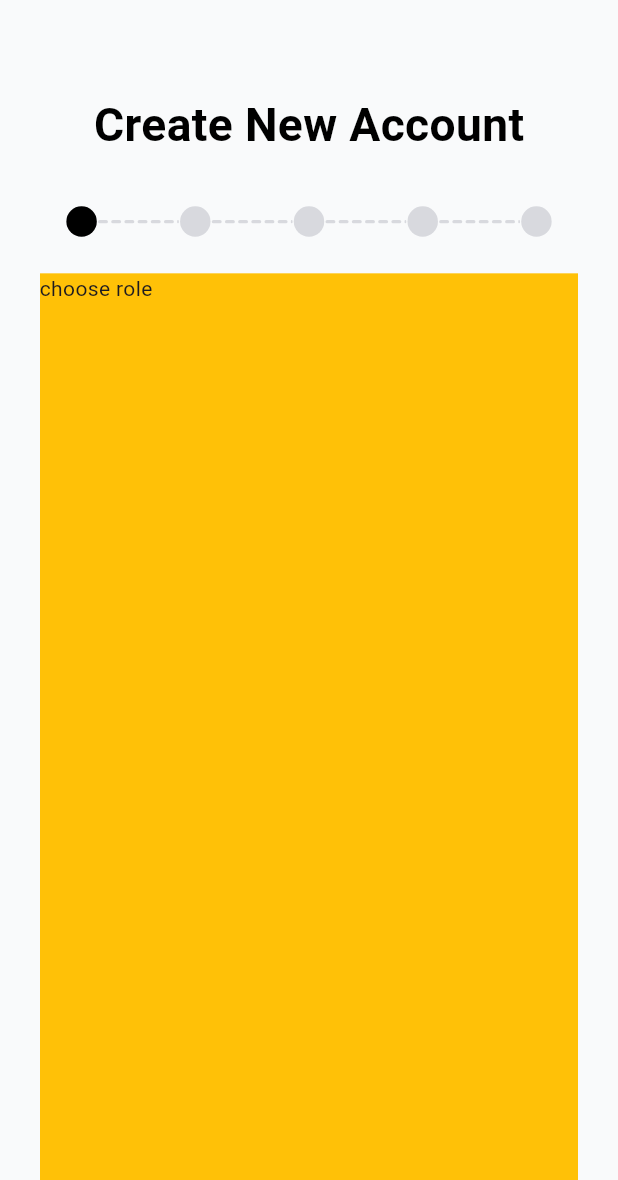
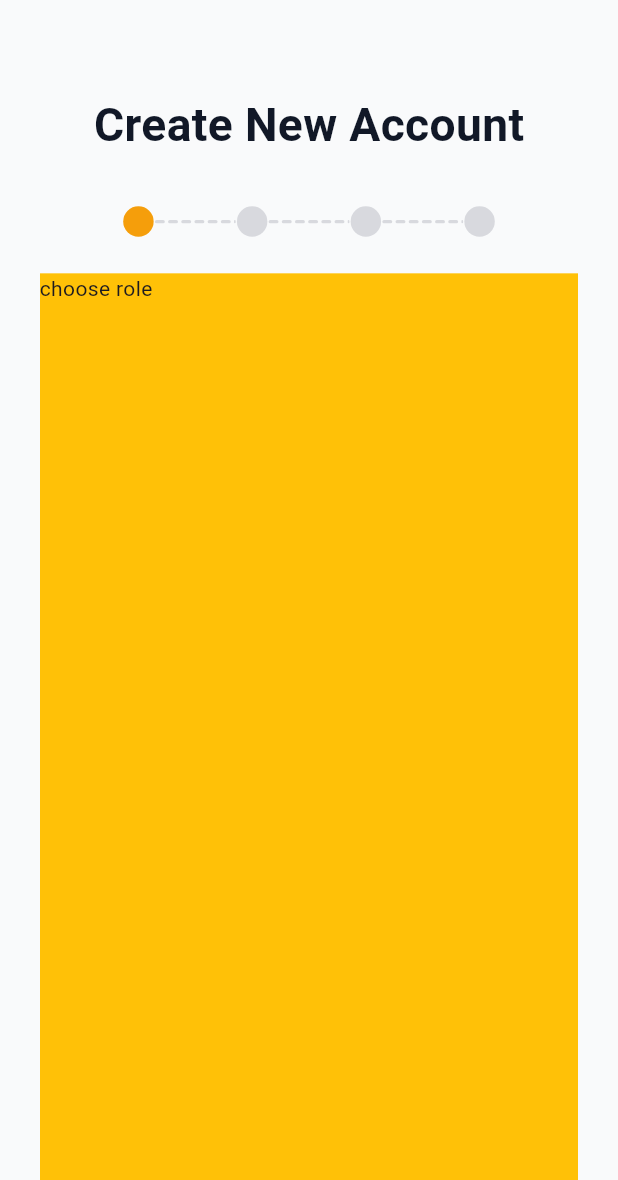
Before and after one commit to 3oraby/san3a_app, a Flutter app: the CreateNewAccountScreen screen opened by its route, on a phone screen of 412 x 824 dp, the part 56-1236 px from its top. Run offline on Flutter 3.47's test engine with Material 3 defaults, Android fonts, the phone set to English and light mode, and no system bars; our stand-ins replace connectivity_plus, cookie_jar, dartz, device_preview, dio, dio_cookie_manager and 9 more; accounts and stored records are empty; Roboto replaces fonts that are missing (Cairo); project files that could hold a hidden picture were left out.

Commit message:
edit colors for custom step indicator

```diff
--- a/lib/core/utils/app_dark_colors.dart
+++ b/lib/core/utils/app_dark_colors.dart
@@ -35,8 +35,11 @@ class AppDarkColors {
     0xFF2C2C2C,
   ).withValues(alpha: 0.5);
 
+  // indicator colors
+  static const Color activeIndicatorColor = Color(0xFFFBBF24);
+  static const Color inActiveIndicatorColor = Color(0xFF9CA3AF);
+
   static const Color selectedColor = Color(0xFF343A47);
-  static const Color inActiveIndicatorColor = Color(0xFF4B5563);
   static const Color dropDownIconColor = Color(0xFF9CA3AF);
 
   static Color dividerColor = const Color(0xFF374151).withValues(alpha: 0.3);
--- a/lib/core/utils/app_light_colors.dart
+++ b/lib/core/utils/app_light_colors.dart
@@ -34,8 +34,11 @@ class AppLightColors {
     0xFFD9D9D9,
   ).withValues(alpha: 0.5);
 
+  // indicator colors
+  static const Color activeIndicatorColor = Color(0xFFF59E0B);
+  static const Color inActiveIndicatorColor = Color(0xFFD8D9DE);
+
   static const Color selectedColor = Color(0xFF343A47);
-  static const Color inActiveIndicatorColor = Color(0xFFD8D9DE);
   static const Color dropDownIconColor = Color(0xFF6B7280);
   static Color dividerColor = const Color(0xFFE5E7EB).withValues(alpha: 0.3);
   static const Color errorColor = Color(0xFFEF4444);
--- a/lib/core/widgets/custom_step_indicator.dart
+++ b/lib/core/widgets/custom_step_indicator.dart
@@ -1,11 +1,13 @@
 import 'package:flutter/material.dart';
 import 'package:flutter_screenutil/flutter_screenutil.dart';
+import 'package:san3a_app/core/utils/app_dark_colors.dart';
+import 'package:san3a_app/core/utils/app_light_colors.dart';
 
 class CustomStepIndicator extends StatelessWidget {
   final int count;
   final int currentIndex;
-  final Color activeColor;
-  final Color inactiveColor;
+  final Color? activeColor;
+  final Color? inactiveColor;
   final double dotSize;
   final double lineLength;
   final double lineWidth;
@@ -16,8 +18,8 @@ class CustomStepIndicator extends StatelessWidget {
     super.key,
     required this.count,
     required this.currentIndex,
-    required this.activeColor,
-    required this.inactiveColor,
+    this.activeColor,
+    this.inactiveColor,
     this.dotSize = 20,
     this.lineLength = 49,
     this.lineWidth = 2,
@@ -27,6 +29,18 @@ class CustomStepIndicator extends StatelessWidget {
 
   @override
   Widget build(BuildContext context) {
+    Color activeColor =
+        this.activeColor ??
+        (Theme.of(context).brightness == Brightness.light
+            ? AppLightColors.activeIndicatorColor
+            : AppDarkColors.activeIndicatorColor);
+
+    Color inactiveColor =
+        this.inactiveColor ??
+        (Theme.of(context).brightness == Brightness.light
+            ? AppLightColors.inActiveIndicatorColor
+            : AppDarkColors.inActiveIndicatorColor);
+
     return Row(
       mainAxisAlignment: MainAxisAlignment.center,
       children: List.generate(count * 2 - 1, (index) {
--- a/lib/features/auth/presentation/widgets/create_new_account_body.dart
+++ b/lib/features/auth/presentation/widgets/create_new_account_body.dart
@@ -3,7 +3,6 @@ import 'package:flutter/material.dart';
 import 'package:flutter_screenutil/flutter_screenutil.dart';
 import 'package:san3a_app/core/constants/locale_keys.dart';
 import 'package:san3a_app/core/helpers/get_text_palette.dart';
-import 'package:san3a_app/core/utils/app_light_colors.dart';
 import 'package:san3a_app/core/utils/app_text_styles.dart';
 import 'package:san3a_app/core/widgets/custom_step_indicator.dart';
 import 'package:san3a_app/core/widgets/expandable_page_view.dart';
@@ -46,7 +45,7 @@ class _CreateNewAccountBodyState extends State<CreateNewAccountBody> {
                 LocaleKeys.createNewAccountTitle.tr(),
                 style: AppTextStyles.getTextStyle(28).copyWith(
                   fontWeight: FontWeight.w700,
-                  color: textPalette.primaryColor,
+                  color: textPalette.headingColor,
                 ),
               ),
               const VerticalGap(32),
@@ -54,12 +53,10 @@ class _CreateNewAccountBodyState extends State<CreateNewAccountBody> {
                 animation: pageController,
                 builder: (context, child) {
                   return CustomStepIndicator(
-                    count: 5,
+                    count: 4,
                     currentIndex: pageController.hasClients
                         ? (pageController.page?.round() ?? 0)
                         : 0,
-                    activeColor: textPalette.primaryColor,
-                    inactiveColor: AppLightColors.inActiveIndicatorColor,
                   );
                 },
               ),
```
Also changed, not shown: evalcodefiles.json.
